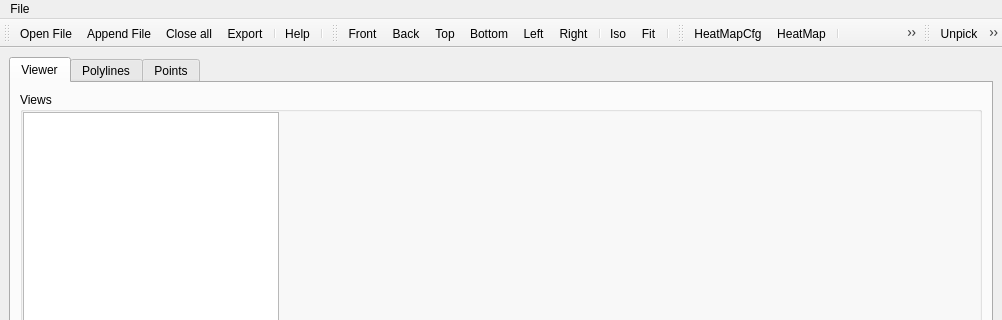
This is i3viewer/i3mainWindow.ui in hubergilt/i3viewer as Qt 5 draws it before an edit; both pictures show x 0 to 1002 and y 0 to 320 of the 1002 by 666 pixel window. The edited form follows.
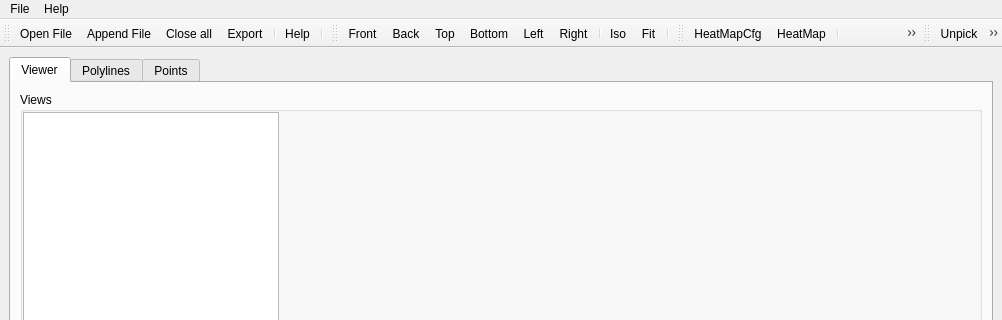
This is the edited form. Icons and pictures are not drawn. Custom widgets are drawn as their Qt base class.

What changed in the file:
```diff
--- a/i3viewer/i3mainWindow.ui
+++ b/i3viewer/i3mainWindow.ui
@@ -140,7 +140,7 @@
      <x>0</x>
      <y>0</y>
      <width>1002</width>
-     <height>22</height>
+     <height>24</height>
     </rect>
    </property>
    <widget class="QMenu" name="menuFile">
@@ -155,7 +155,16 @@
     <addaction name="actionHelp"/>
     <addaction name="actionExit"/>
    </widget>
+   <widget class="QMenu" name="menuHelp">
+    <property name="title">
+     <string>Help</string>
+    </property>
+    <addaction name="actionHelp"/>
+    <addaction name="separator"/>
+    <addaction name="actionAbout"/>
+   </widget>
    <addaction name="menuFile"/>
+   <addaction name="menuHelp"/>
   </widget>
   <widget class="QStatusBar" name="statusbar"/>
   <widget class="QToolBar" name="mainToolBar">
```
Left out of the diff: 6 changed lines with no effect on the pictures.
